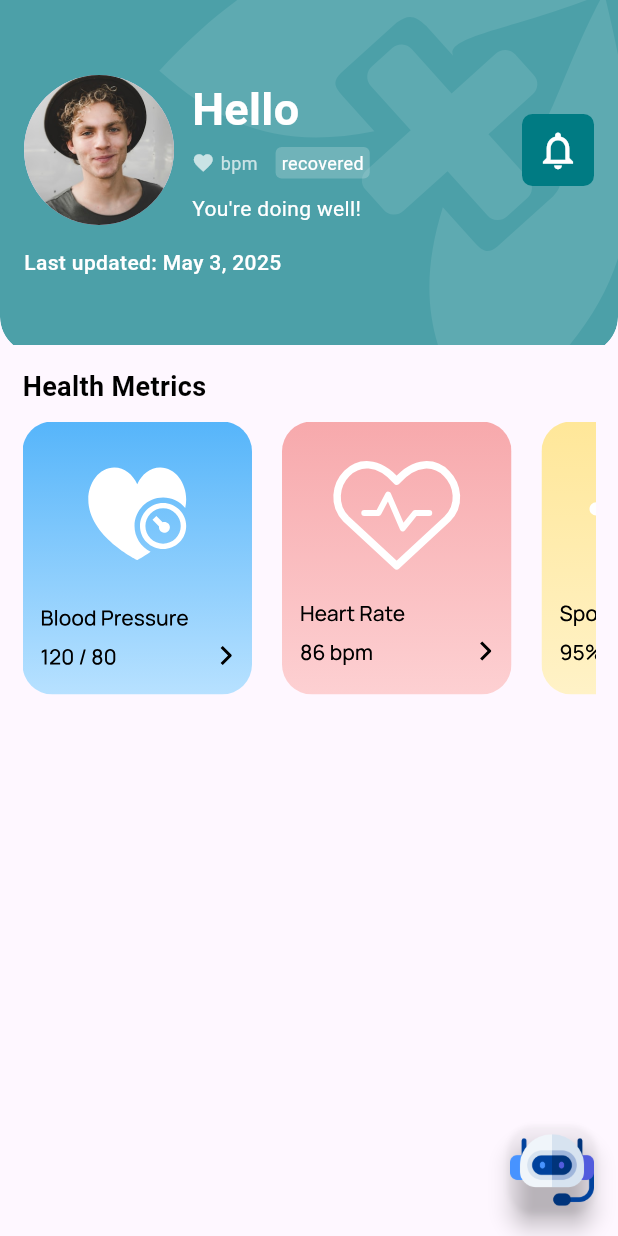
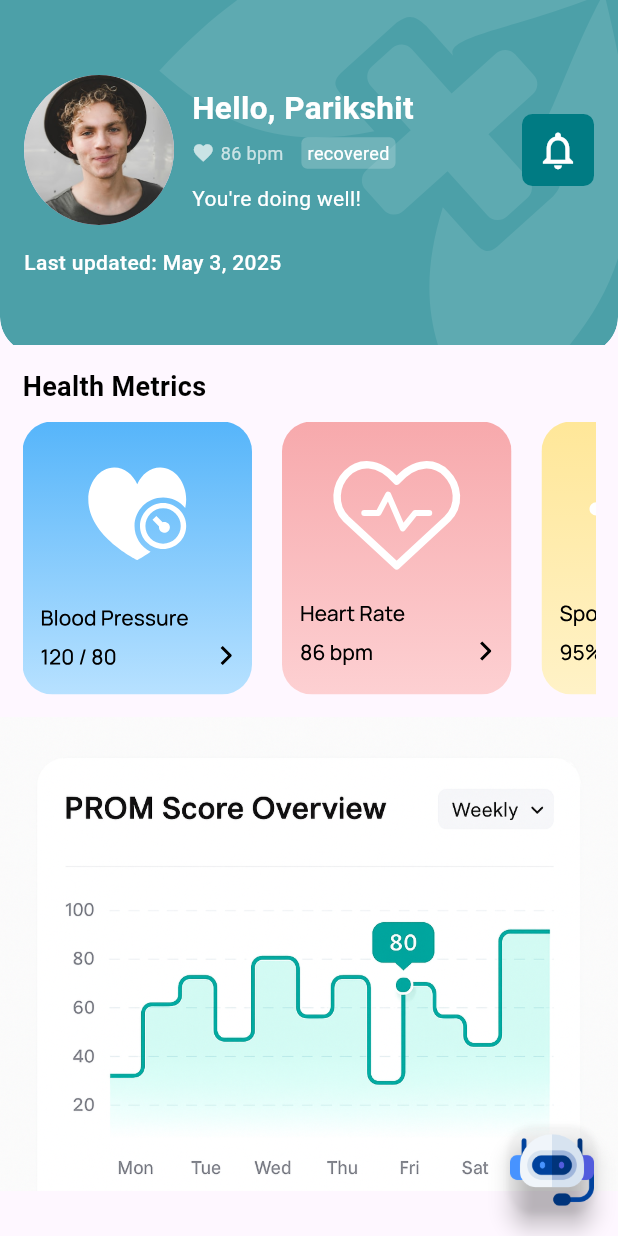
Before and after one commit to Naman2004singh/Vedavita, a Flutter app: the DashboardScreen screen opened by its route, on a phone screen of 412 x 824 dp. Run offline on Flutter 3.47's test engine with Material 3 defaults, Android fonts, the phone set to English and light mode, and no system bars; our stand-ins replace another_flushbar, fl_chart, flutter_markdown, flutter_riverpod, flutter_svg, image_picker and 1 more; accounts and stored records are empty; project files that could hold a hidden picture were left out.

Commit message:
added the graph statitics at the dahboard screen

```diff
--- a/lib/models/image_model.dart
+++ b/lib/models/image_model.dart
@@ -6,7 +6,7 @@
 
   PostResponseModel({
     required this.statusCode,
-    required this.data,
+    this.data,
     required this.message,
     required this.success,
   });
--- a/lib/views/dashboard/dashboard_screen.dart
+++ b/lib/views/dashboard/dashboard_screen.dart
@@ -29,7 +29,14 @@
             scale: 1,
           )),
       body: ListView(
-        children: [const DashboardAppbar(), HealthMatric()],
+        children: [
+          const DashboardAppbar(),
+          const HealthMatric(),
+          Image.asset(
+            "assets/images/nnn.png",
+            scale: 1.5,
+          ),
+        ],
       ),
     );
   }
--- a/lib/views/dashboard/widgets/dashboard_appBar.dart
+++ b/lib/views/dashboard/widgets/dashboard_appBar.dart
@@ -71,9 +71,9 @@
                       child: Column(
                         crossAxisAlignment: CrossAxisAlignment.start,
                         children: [
-                          Text('Hello',
+                          Text('Hello, Parikshit',
                               // ${user.name}
-                              style: AppTextstyle.headingLargeW),
+                              style: AppTextstyle.headingMediumW),
                           const SizedBox(height: 4),
                           Row(
                             children: [
@@ -86,7 +86,7 @@
                               const SizedBox(width: 4),
                               Text(
                                 // '${healthMetrics.heartRate} bpm',
-                                'bpm',
+                                '86 bpm',
                                 style: const TextStyle(
                                   fontSize: 12,
                                   color: Colors.white70,
--- a/lib/views/dashboard/widgets/health_matric.dart
+++ b/lib/views/dashboard/widgets/health_matric.dart
@@ -1,7 +1,7 @@
 import 'package:flutter/material.dart';
 import 'package:flutter_svg/flutter_svg.dart';
-import 'package:vedavita/config/components/custom_container.dart';
-import 'package:vedavita/utils/app_colors.dart';
+// import 'package:vedavita/config/components/custom_container.dart';
+// import 'package:vedavita/utils/app_colors.dart';
 import 'package:vedavita/utils/app_constants.dart';
 import 'package:vedavita/utils/app_textstyle.dart';
 import 'package:vedavita/views/dashboard/widgets/heart/heart_dahboard.dart';
```
Also changed, not shown: lib/providers/image_provider.dart (+27 -10 lines), lib/views/Image analysier/image_analyse.dart (+42 -10 lines), lib/views/Image analysier/widgets/image_upload_success.dart (+20 -21 lines), assets/images/nnn.png (added).
